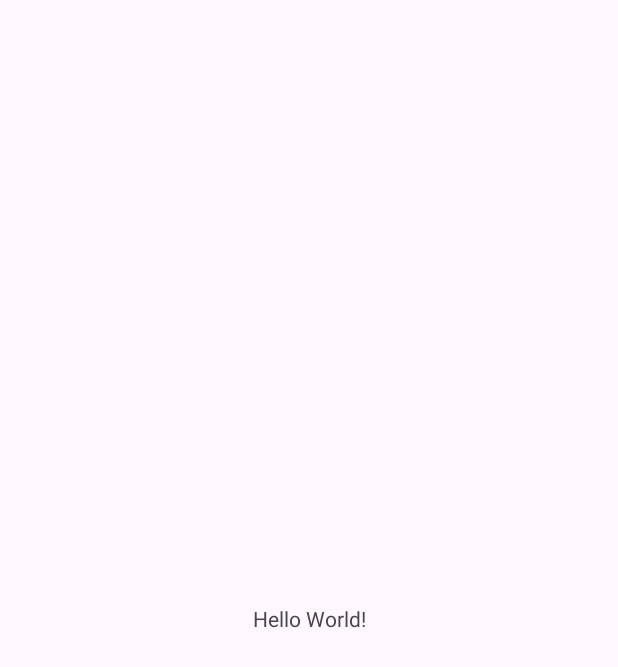
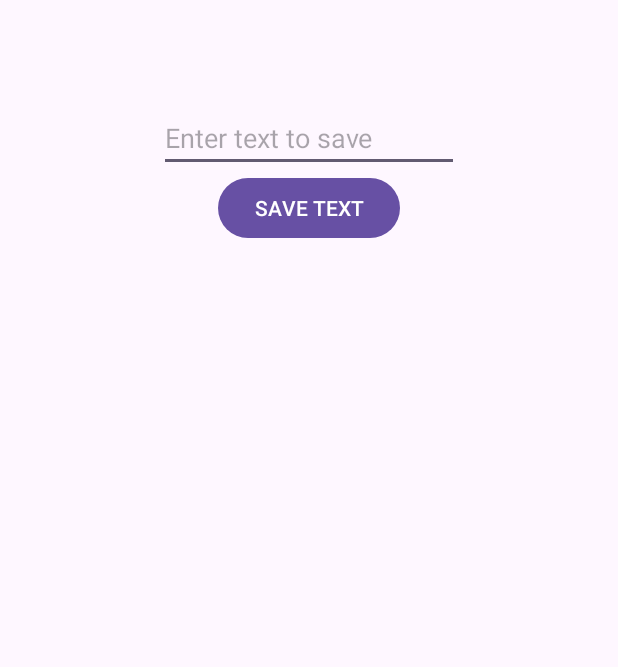
Before and after one commit to waerooo/LAB_WEEK_11_A, an Android app: the screen it shows after launch (MainActivity), on a phone screen of 412 x 824 dp. Before the commit the part shown is almost empty. Shown: the top 667 px of the screen. Run offline under Robolectric (Android 15) with nearby library versions, the phone set to English and light mode, and no system bars.

Commit message:
Commit No. 1: Building App with SharedPreferences and DataStore

```diff
--- a/app/build.gradle.kts
+++ b/app/build.gradle.kts
@@ -42,6 +42,9 @@ dependencies {
     implementation(libs.material)
     implementation(libs.androidx.activity)
     implementation(libs.androidx.constraintlayout)
+    implementation("androidx.lifecycle:lifecycle-viewmodel-ktx:2.6.2")
+    implementation("androidx.lifecycle:lifecycle-livedata-ktx:2.6.2")
+    implementation("androidx.datastore:datastore-preferences:1.0.0")
     testImplementation(libs.junit)
     androidTestImplementation(libs.androidx.junit)
     androidTestImplementation(libs.androidx.espresso.core)
--- a/app/src/main/AndroidManifest.xml
+++ b/app/src/main/AndroidManifest.xml
@@ -3,7 +3,7 @@
     xmlns:tools="http://schemas.android.com/tools">
 
     <application
-        android:allowBackup="true"
+        android:name=".SettingsApplication"  android:allowBackup="true"
         android:dataExtractionRules="@xml/data_extraction_rules"
         android:fullBackupContent="@xml/backup_rules"
         android:icon="@mipmap/ic_launcher"
--- a/app/src/main/java/com/example/lab_week_11_a/MainActivity.kt
+++ b/app/src/main/java/com/example/lab_week_11_a/MainActivity.kt
@@ -1,20 +1,41 @@
 package com.example.lab_week_11_a
 
 import android.os.Bundle
-import androidx.activity.enableEdgeToEdge
 import androidx.appcompat.app.AppCompatActivity
-import androidx.core.view.ViewCompat
-import androidx.core.view.WindowInsetsCompat
+import androidx.lifecycle.ViewModelProvider
+import androidx.lifecycle.ViewModel
+import android.widget.TextView
+import android.widget.EditText
+import android.widget.Button
 
 class MainActivity : AppCompatActivity() {
+
     override fun onCreate(savedInstanceState: Bundle?) {
         super.onCreate(savedInstanceState)
-        enableEdgeToEdge()
         setContentView(R.layout.activity_main)
-        ViewCompat.setOnApplyWindowInsetsListener(findViewById(R.id.main)) { v, insets ->
-            val systemBars = insets.getInsets(WindowInsetsCompat.Type.systemBars())
-            v.setPadding(systemBars.left, systemBars.top, systemBars.right, systemBars.bottom)
-            insets
+
+        val settingsStore = (application as SettingsApplication).settingsStore
+
+        val settingsViewModel = ViewModelProvider(this, object : ViewModelProvider.Factory {
+            override fun <T : ViewModel> create(modelClass: Class<T>): T {
+                @Suppress("UNCHECKED_CAST")
+                return SettingsViewModel(settingsStore) as T
+            }
+        })[SettingsViewModel::class.java]
+
+        settingsViewModel.textLiveData.observe(this
+        ) {
+            findViewById<TextView>(
+                R.id.activity_main_text_view
+            ).text = it
+        }
+
+        findViewById<Button>(R.id.activity_main_button).setOnClickListener {
+            settingsViewModel.saveText(
+                findViewById<EditText>(R.id.activity_main_edit_text)
+                    .text.toString()
+            )
+            findViewById<EditText>(R.id.activity_main_edit_text).setText("")
         }
     }
 }
--- /dev/null
+++ b/app/src/main/java/com/example/lab_week_11_a/SettingsApplication.kt
@@ -0,0 +1,13 @@
+package com.example.lab_week_11_a
+
+import android.app.Application
+
+class SettingsApplication : Application() {
+
+    lateinit var settingsStore: SettingsStore
+
+    override fun onCreate() {
+        super.onCreate()
+        settingsStore = SettingsStore(this)
+    }
+}
--- /dev/null
+++ b/app/src/main/java/com/example/lab_week_11_a/SettingsStore.kt
@@ -0,0 +1,30 @@
+package com.example.lab_week_11_a
+
+import android.content.Context
+import androidx.datastore.core.DataStore
+import androidx.datastore.preferences.core.Preferences
+import androidx.datastore.preferences.core.edit
+import androidx.datastore.preferences.core.stringPreferencesKey
+import androidx.datastore.preferences.preferencesDataStore
+import kotlinx.coroutines.flow.Flow
+import kotlinx.coroutines.flow.map
+
+val Context.dataStore: DataStore<Preferences> by preferencesDataStore(name = "settingsStore")
+
+class SettingsStore(private val context: Context) {
+
+    val text: Flow<String> = context.dataStore.data
+        .map { preferences ->
+            preferences[KEY_TEXT] ?: ""
+        }
+
+    suspend fun saveText(text: String) {
+        context.dataStore.edit { preferences ->
+            preferences[KEY_TEXT] = text
+        }
+    }
+
+    companion object {
+        val KEY_TEXT = stringPreferencesKey("key_text")
+    }
+}
--- /dev/null
+++ b/app/src/main/java/com/example/lab_week_11_a/SettingsViewModel.kt
@@ -0,0 +1,27 @@
+package com.example.lab_week_11_a
+
+import androidx.lifecycle.LiveData
+import androidx.lifecycle.MutableLiveData
+import androidx.lifecycle.ViewModel
+import androidx.lifecycle.viewModelScope
+import kotlinx.coroutines.launch
+
+class SettingsViewModel(private val settingsStore: SettingsStore) : ViewModel() {
+
+    private val _textLiveData = MutableLiveData<String>()
+    val textLiveData: LiveData<String> = _textLiveData
+
+    init {
+        viewModelScope.launch {
+            settingsStore.text.collect {
+                _textLiveData.value = it
+            }
+        }
+    }
+
+    fun saveText(text: String) {
+        viewModelScope.launch {
+            settingsStore.saveText(text)
+        }
+    }
+}
--- a/app/src/main/res/layout/activity_main.xml
+++ b/app/src/main/res/layout/activity_main.xml
@@ -1,19 +1,39 @@
 <?xml version="1.0" encoding="utf-8"?>
-<androidx.constraintlayout.widget.ConstraintLayout xmlns:android="http://schemas.android.com/apk/res/android"
+<androidx.constraintlayout.widget.ConstraintLayout
+    xmlns:android="http://schemas.android.com/apk/res/android"
     xmlns:app="http://schemas.android.com/apk/res-auto"
     xmlns:tools="http://schemas.android.com/tools"
-    android:id="@+id/main"
     android:layout_width="match_parent"
     android:layout_height="match_parent"
     tools:context=".MainActivity">
 
     <TextView
+        android:id="@+id/activity_main_text_view"
         android:layout_width="wrap_content"
         android:layout_height="wrap_content"
-        android:text="Hello World!"
-        app:layout_constraintBottom_toBottomOf="parent"
-        app:layout_constraintEnd_toEndOf="parent"
-        app:layout_constraintStart_toStartOf="parent"
+        android:layout_marginTop="50dp"
+        android:text="Saved Text Appears Here"
+        app:layout_constraintLeft_toLeftOf="parent"
+        app:layout_constraintRight_toRightOf="parent"
         app:layout_constraintTop_toTopOf="parent" />
 
+    <EditText
+        android:id="@+id/activity_main_edit_text"
+        android:layout_width="200dp"
+        android:layout_height="wrap_content"
+        android:inputType="text"
+        android:hint="Enter text to save"
+        app:layout_constraintLeft_toLeftOf="parent"
+        app:layout_constraintRight_toRightOf="parent"
+        app:layout_constraintTop_toBottomOf="@id/activity_main_text_view" />
+
+    <Button
+        android:id="@+id/activity_main_button"
+        android:layout_width="wrap_content"
+        android:layout_height="wrap_content"
+        android:text="SAVE TEXT"
+        app:layout_constraintLeft_toLeftOf="parent"
+        app:layout_constraintRight_toRightOf="parent"
+        app:layout_constraintTop_toBottomOf="@id/activity_main_edit_text" />
+
 </androidx.constraintlayout.widget.ConstraintLayout>
```
Also changed, not shown: app/src/main/java/com/example/lab_week_11_a/PreferenceApplication.kt (added, +20 -0 lines), app/src/main/java/com/example/lab_week_11_a/PreferenceViewModel.kt (added, +15 -0 lines), app/src/main/java/com/example/lab_week_11_a/PreferenceWrapper.kt (added, +39 -0 lines).
